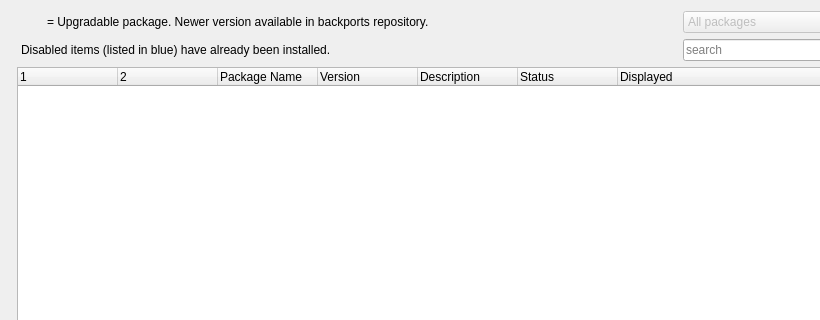
Above: mainwindow.ui from MX-Linux/mx-debian-backports-installer before the change; both pictures show x 0 to 820 and y 0 to 320 of the 942 by 532 pixel window. Below: the same form after it.
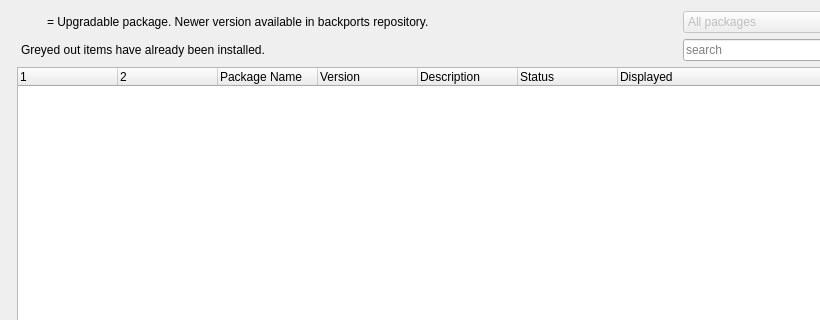
That is the form after the change. Icons and pictures are not drawn.

The edit to the form file:
```diff
--- a/mainwindow.ui
+++ b/mainwindow.ui
@@ -103,7 +103,7 @@
      <item row="2" column="1" colspan="3">
       <widget class="QLabel" name="label_2">
        <property name="text">
-        <string>Disabled items (listed in blue) have already been installed.</string>
+        <string>Greyed out items have already been installed.</string>
        </property>
        <property name="margin">
         <number>0</number>
```
